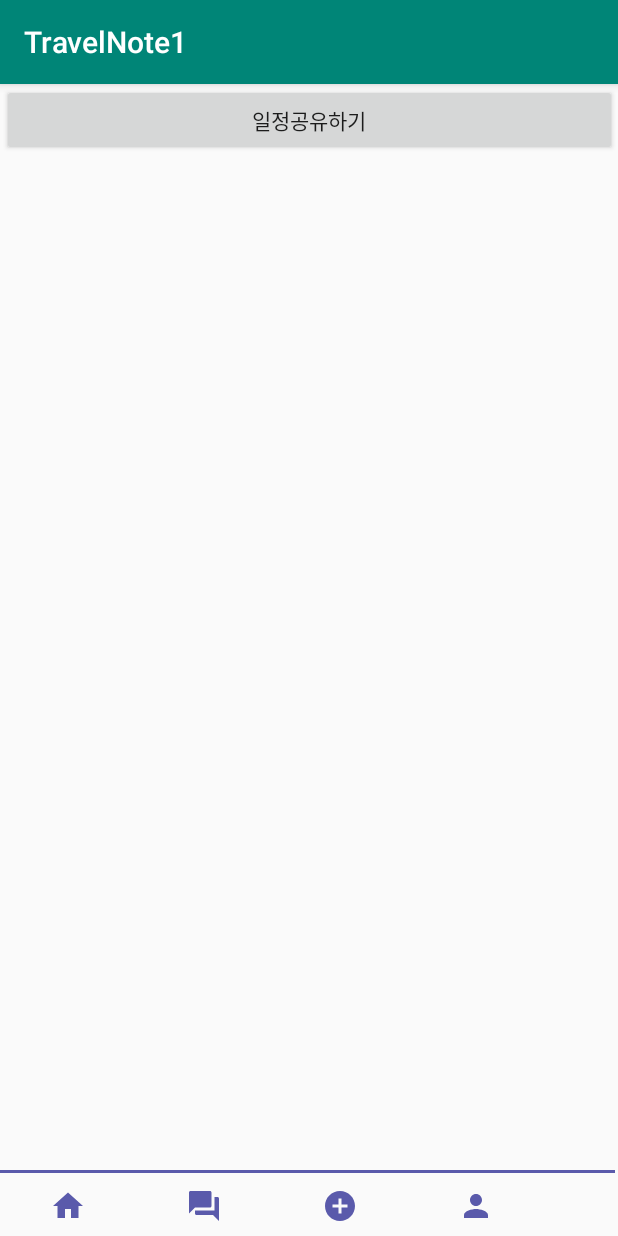
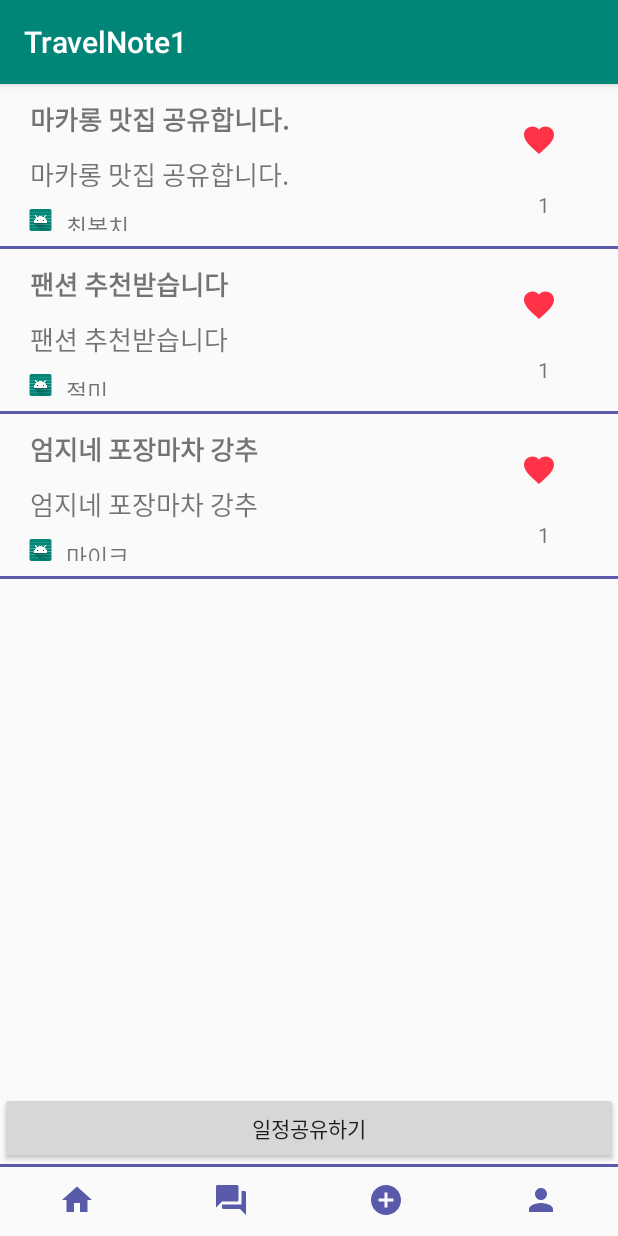
Before and after one commit to jungeun960/TravelNote1, an Android app: the SharedActivity screen opened directly, with no data from a screen before it, on a phone screen of 412 x 824 dp. Run offline under Robolectric (Android 15) with nearby library versions, the phone set to English and light mode, and no system bars.

Commit message:
공유하기 recycleview 생성

```diff
--- a/app/build.gradle
+++ b/app/build.gradle
@@ -27,4 +27,5 @@ dependencies {
     androidTestImplementation 'androidx.test.ext:junit:1.1.1'
     androidTestImplementation 'androidx.test.espresso:espresso-core:3.2.0'
     implementation 'com.beardedhen:androidbootstrap:2.3.2'
+    implementation 'androidx.recyclerview:recyclerview:1.0.0'
 }
--- a/app/src/main/AndroidManifest.xml
+++ b/app/src/main/AndroidManifest.xml
@@ -9,7 +9,8 @@
         android:roundIcon="@mipmap/ic_launcher_round"
         android:supportsRtl="true"
         android:theme="@style/AppTheme">
-        <activity android:name=".Shared1Activity"></activity>
+        <activity android:name=".SharedResultActivity"></activity>
+        <activity android:name=".Shared1Activity" />
         <activity android:name=".ProfileActivity" />
         <activity android:name=".SharedActivity" />
         <activity android:name=".ProfileEditActivity" />
--- /dev/null
+++ b/app/src/main/java/com/example/travelnote1/Share.java
@@ -0,0 +1,47 @@
+package com.example.travelnote1;
+
+public class Share {
+    private int iv_profile; //imageView int 임
+    private String tv_name;
+    private String tv_cotent;
+    private String tv_title;
+
+    public int getIv_profile() {
+        return iv_profile;
+    }
+
+    public void setIv_profile(int iv_profile) {
+        this.iv_profile = iv_profile;
+    }
+
+    public String getTv_name() {
+        return tv_name;
+    }
+
+    public void setTv_name(String tv_name) {
+        this.tv_name = tv_name;
+    }
+
+    public String getTv_cotent() {
+        return tv_cotent;
+    }
+
+    public void setTv_cotent(String tv_cotent) {
+        this.tv_cotent = tv_cotent;
+    }
+
+    public String getTv_title() {
+        return tv_title;
+    }
+
+    public void setTv_title(String tv_title) {
+        this.tv_title = tv_title;
+    }
+
+    public Share(int iv_profile, String tv_name, String tv_cotent, String tv_title) {
+        this.iv_profile = iv_profile;
+        this.tv_name = tv_name;
+        this.tv_cotent = tv_cotent;
+        this.tv_title = tv_title;
+    }
+}
--- /dev/null
+++ b/app/src/main/java/com/example/travelnote1/ShareAdapter.java
@@ -0,0 +1,99 @@
+package com.example.travelnote1;
+
+import android.view.LayoutInflater;
+import android.view.View;
+import android.view.ViewGroup;
+import android.widget.ImageView;
+import android.widget.TextView;
+import android.widget.Toast;
+
+import androidx.annotation.NonNull;
+import androidx.recyclerview.widget.RecyclerView;
+
+import java.util.ArrayList;
+
+public class ShareAdapter extends RecyclerView.Adapter<ShareAdapter.CustomViewHolder> {
+    // 어뎁터 구현 시 필수 생성 메서드
+    //onCreateViewHolder() : 뷰홀더 객체 생성.
+    //onBindViewHolder() : 데이터를 뷰홀더에 바인딩.
+    //getItemCount() : 전체 아이템 갯수 리턴.
+
+    //어댑터에 들어갈 list
+    private ArrayList<Share> arrayList;
+
+    public ShareAdapter(ArrayList<Share> arrayList){
+        // 생성자에서 데이터 리스트 객체를 전달받음.
+        this.arrayList = arrayList;
+    }
+    @NonNull
+    @Override
+    public ShareAdapter.CustomViewHolder onCreateViewHolder(@NonNull ViewGroup parent, int viewType) {
+        // viewType 형태의 아이템 뷰를 위한 뷰홀더 객체 생성하여 리턴
+        View view = LayoutInflater.from(parent.getContext()).inflate(R.layout.item_list,parent, false);
+        CustomViewHolder holder = new CustomViewHolder(view);
+        return holder;
+    }
+
+    @Override
+    public void onBindViewHolder(@NonNull final ShareAdapter.CustomViewHolder holder, int position) {
+        // position에 해당하는 데이터를 뷰홀더의 아이템뷰에 표시.
+
+        holder.iv_profile.setImageResource(arrayList.get(position).getIv_profile()); // 이미지 가져오기
+        holder.tv_name.setText(arrayList.get(position).getTv_name()); // 이름 가져오기
+        holder.tv_content.setText(arrayList.get(position).getTv_cotent()); // 내용 가져오기
+        holder.tv_title.setText(arrayList.get(position).getTv_cotent());
+
+        holder.itemView.setTag(position);
+        holder.itemView.setOnClickListener(new View.OnClickListener() {
+            // 아이템 클릭시
+            @Override
+            public void onClick(View v) {
+                String curName = holder.tv_name.getText().toString();
+                Toast.makeText(v.getContext(),curName,Toast.LENGTH_SHORT).show(); // 토스트 메세지 보내기
+            }
+        });
+
+        holder.itemView.setOnLongClickListener(new View.OnLongClickListener() {
+            //아이템 길게 클릭시
+            @Override
+            public boolean onLongClick(View v) {
+                remove(holder.getAdapterPosition()); // 제거
+                return true;
+            }
+        });
+    }
+
+    @Override
+    public int getItemCount() {
+        // 전체 아이템 갯수 리턴.
+        return (null != arrayList ? arrayList.size() : 0);
+    }
+
+    public void remove(int position){
+        // 삭제
+        try{
+            arrayList.remove(position); // arrayList에서 제거
+            notifyItemRemoved(position);// 새로고침해 지워줌
+        }catch (IndexOutOfBoundsException ex){
+            ex.printStackTrace();
+        }
+    }
+
+    public class CustomViewHolder extends RecyclerView.ViewHolder {
+        // 아이템 뷰를 저장하는 뷰홀더 클래스.
+
+        protected ImageView iv_profile;
+        protected TextView tv_name;
+        protected TextView tv_content;
+        protected TextView tv_title;
+
+        public CustomViewHolder(@NonNull View itemView) {
+            super(itemView);
+            // 뷰 객체에 대한 참조. (hold strong reference)
+            this.iv_profile=(ImageView)itemView.findViewById(R.id.iv_profile);
+            this.tv_name=(TextView)itemView.findViewById(R.id.tv_name);
+            this.tv_content=(TextView)itemView.findViewById(R.id.tv_content);
+            this.tv_title=(TextView)itemView.findViewById(R.id.tv_title);
+        }
+    }
+}
--- a/app/src/main/java/com/example/travelnote1/SharedActivity.java
+++ b/app/src/main/java/com/example/travelnote1/SharedActivity.java
@@ -1,6 +1,8 @@
 package com.example.travelnote1;
 
 import androidx.appcompat.app.AppCompatActivity;
+import androidx.recyclerview.widget.LinearLayoutManager;
+import androidx.recyclerview.widget.RecyclerView;
 
 import android.content.Intent;
 import android.os.Bundle;
@@ -8,21 +10,59 @@ import android.view.View;
 import android.widget.Button;
 import android.widget.ImageButton;
 
+import java.util.ArrayList;
+
 public class SharedActivity extends AppCompatActivity {
+
+    private ArrayList<Share> arrayList; // 어댑터에 들어갈 list
+    private ShareAdapter shareAdapter;
+    private RecyclerView recyclerView;
+    private LinearLayoutManager linearLayoutManager;
 
     @Override
     protected void onCreate(Bundle savedInstanceState) {
         super.onCreate(savedInstanceState);
         setContentView(R.layout.activity_shared);
 
-        Button button = (Button)findViewById(R.id.button2);
-        button.setOnClickListener(new View.OnClickListener() {
+        // 리사이클러뷰에 LinearLayoutManager 객체 지정.
+        recyclerView = (RecyclerView)findViewById(R.id.rv);
+        //수평(Horizontal) 방향으로 아이템을 배치
+        linearLayoutManager = new LinearLayoutManager(this);
+        recyclerView.setLayoutManager(linearLayoutManager);
+
+        // 리사이클러뷰에 표시할 데이터 리스트 생성.
+        arrayList = new ArrayList<>();
+
+        // 리사이클러뷰에 mainAdapter 객체 지정.
+        shareAdapter = new ShareAdapter(arrayList);
+        recyclerView.setAdapter(shareAdapter);
+
+        Share mainData1 = new Share(R.mipmap.ic_launcher, "최복치","마카롱 맛집 공유합니다.","파리 3박 4일");
+        Share mainData2 = new Share(R.mipmap.ic_launcher, "절미","팬션 추천받습니다","강릉 여행");
+        Share mainData3 = new Share(R.mipmap.ic_launcher, "마이크","엄지네 포장마차 강추","속초 맛집 추천");
+        arrayList.add(mainData1); // 내용 추가
+        arrayList.add(mainData2);
+        arrayList.add(mainData3);
+        shareAdapter.notifyDataSetChanged();
+
+        Button btn_add = (Button)findViewById(R.id.button2);
+        btn_add.setOnClickListener(new View.OnClickListener() {// 추가 버튼 클릭 시
             @Override
             public void onClick(View v) {
-                Intent intent = new Intent(getApplicationContext(),Shared1Activity.class);
-                startActivity(intent);//ddff
+                Share mainData = new Share(R.mipmap.ic_launcher, "홍홍","우왕","리사이클러뷰");
+                arrayList.add(mainData); // 내용 추가
+                shareAdapter.notifyDataSetChanged(); // 새로고침해 반영
             }
         });
+
+//        Button button = (Button)findViewById(R.id.button2);
+//        button.setOnClickListener(new View.OnClickListener() {
+//            @Override
+//            public void onClick(View v) {
+//                Intent intent = new Intent(getApplicationContext(),Shared1Activity.class);
+//                startActivity(intent);//ddff
+//            }
+//        });
 
         ImageButton button1 = (ImageButton)findViewById(R.id.btn_home);
         button1.setOnClickListener(new View.OnClickListener() {
--- /dev/null
+++ b/app/src/main/java/com/example/travelnote1/SharedResultActivity.java
@@ -0,0 +1,14 @@
+package com.example.travelnote1;
+
+import androidx.appcompat.app.AppCompatActivity;
+
+import android.os.Bundle;
+
+public class SharedResultActivity extends AppCompatActivity {
+
+    @Override
+    protected void onCreate(Bundle savedInstanceState) {
+        super.onCreate(savedInstanceState);
+        setContentView(R.layout.activity_shared_result);
+    }
+}
--- /dev/null
+++ b/app/src/main/res/drawable/ic_favorite_black_24dp.xml
@@ -0,0 +1,5 @@
+<vector android:height="30dp" android:tint="#FF3248"
+    android:viewportHeight="30.0" android:viewportWidth="30.0"
+    android:width="30dp" xmlns:android="http://schemas.android.com/apk/res/android">
+    <path android:fillColor="#FF000000" android:pathData="M12,21.35l-1.45,-1.32C5.4,15.36 2,12.28 2,8.5 2,5.42 4.42,3 7.5,3c1.74,0 3.41,0.81 4.5,2.09C13.09,3.81 14.76,3 16.5,3 19.58,3 22,5.42 22,8.5c0,3.78 -3.4,6.86 -8.55,11.54L12,21.35z"/>
+</vector>
--- a/app/src/main/res/layout/activity_shared.xml
+++ b/app/src/main/res/layout/activity_shared.xml
@@ -1,37 +1,36 @@
 <?xml version="1.0" encoding="utf-8"?>
-<androidx.constraintlayout.widget.ConstraintLayout xmlns:android="http://schemas.android.com/apk/res/android"
+<LinearLayout xmlns:android="http://schemas.android.com/apk/res/android"
     xmlns:app="http://schemas.android.com/apk/res-auto"
     xmlns:tools="http://schemas.android.com/tools"
     android:layout_width="match_parent"
     android:layout_height="match_parent"
-    tools:context=".SharedActivity">
+    android:orientation="vertical"
+    >
 
-    <LinearLayout
-        android:layout_width="410dp"
-        android:layout_height="688dp"
-        android:layout_marginBottom="29dp"
-        android:orientation="vertical"
-        app:layout_constraintBottom_toTopOf="@+id/linearLayout4"
-        app:layout_constraintEnd_toEndOf="parent"
-        app:layout_constraintStart_toStartOf="parent"
-        app:layout_constraintTop_toTopOf="parent"
-        app:layout_constraintVertical_bias="0.0">
+    <!--recyclerview 가 표시될 위치 결정-->
+    <androidx.recyclerview.widget.RecyclerView
+        android:id="@+id/rv"
+        android:layout_width="match_parent"
+        android:layout_height="match_parent"
+        android:layout_weight="1"
+        android:scrollbarFadeDuration="0"
+        android:scrollbarSize="5dp"
+        android:scrollbarThumbVertical="@android:color/darker_gray"
+        android:scrollbars="vertical" />
 
-        <Button
-            android:id="@+id/button2"
-            android:layout_width="match_parent"
-            android:layout_height="wrap_content"
-            android:text="일정공유하기" />
-    </LinearLayout>
+    <Button
+        android:layout_width="match_parent"
+        android:layout_height="wrap_content"
+        android:id="@+id/button2"
+        android:text="일정공유하기"/>
 
     <LinearLayout
         android:id="@+id/linearLayout4"
-        android:layout_width="410dp"
-        android:layout_height="44dp"
+        android:layout_width="match_parent"
+        android:layout_height="wrap_content"
         android:gravity="end"
         android:orientation="vertical"
-        app:layout_constraintBottom_toBottomOf="parent"
-        app:layout_constraintStart_toStartOf="parent">
+        >
 
         <ImageView
             android:layout_width="match_parent"
@@ -42,6 +41,7 @@
             android:layout_width="match_parent"
             android:layout_height="26dp"
             android:layout_marginTop="10dp"
+            android:layout_marginBottom="10dp"
             android:orientation="horizontal">
 
             <ImageButton
@@ -80,13 +80,9 @@
                 app:srcCompat="@drawable/ic_person_black_24dp"
                 tools:ignore="VectorDrawableCompat" />
 
-            <Button
-                android:id="@+id/button"
-                android:layout_width="47dp"
-                android:layout_height="wrap_content"
-                android:background="@android:color/transparent"
-                android:text="" />
         </LinearLayout>
+
     </LinearLayout>
 
-</androidx.constraintlayout.widget.ConstraintLayout>
+
+</LinearLayout>
--- /dev/null
+++ b/app/src/main/res/layout/activity_shared_result.xml
@@ -0,0 +1,9 @@
+<?xml version="1.0" encoding="utf-8"?>
+<androidx.constraintlayout.widget.ConstraintLayout xmlns:android="http://schemas.android.com/apk/res/android"
+    xmlns:app="http://schemas.android.com/apk/res-auto"
+    xmlns:tools="http://schemas.android.com/tools"
+    android:layout_width="match_parent"
+    android:layout_height="match_parent"
+    tools:context=".SharedResultActivity">
+
+</androidx.constraintlayout.widget.ConstraintLayout>
--- /dev/null
+++ b/app/src/main/res/layout/item_list.xml
@@ -0,0 +1,93 @@
+<?xml version="1.0" encoding="utf-8"?>
+<LinearLayout xmlns:android="http://schemas.android.com/apk/res/android"
+    xmlns:app="http://schemas.android.com/apk/res-auto"
+    xmlns:tools="http://schemas.android.com/tools"
+    android:orientation="vertical" android:layout_width="match_parent"
+    android:layout_height="wrap_content">
+
+    <LinearLayout
+        android:layout_width="match_parent"
+        android:layout_height="88dp"
+        android:orientation="horizontal"
+        android:layout_margin="10dp">
+
+        <LinearLayout
+            android:layout_width="0dp"
+            android:layout_height="match_parent"
+            android:layout_weight="8"
+            android:gravity="center_vertical"
+            android:orientation="vertical">
+
+            <TextView
+                android:id="@+id/tv_title"
+                android:layout_width="match_parent"
+                android:layout_height="wrap_content"
+                android:layout_marginLeft="10dp"
+                android:layout_marginBottom="10dp"
+                android:text="파리 3박 4일"
+                android:textSize="17dp"
+                android:textStyle="bold" />
+
+            <TextView
+                android:id="@+id/tv_content"
+                android:layout_width="match_parent"
+                android:layout_height="wrap_content"
+                android:layout_marginLeft="10dp"
+                android:layout_marginBottom="10dp"
+                android:text="마카롱 맛집 추천받습니다"
+                android:textSize="17dp" />
+
+
+            <LinearLayout
+                android:layout_width="match_parent"
+                android:layout_height="match_parent"
+                android:orientation="horizontal">
+
+                <ImageView
+                    android:id="@+id/iv_profile"
+                    android:layout_width="34dp"
+                    android:layout_height="match_parent"
+                    android:src="@mipmap/ic_launcher" />
+
+                <TextView
+                    android:id="@+id/tv_name"
+                    android:layout_width="match_parent"
+                    android:layout_height="wrap_content"
+                    android:text="최복치"
+                    android:textSize="15dp" />
+            </LinearLayout>
+
+        </LinearLayout>
+
+        <LinearLayout
+            android:layout_width="0dp"
+            android:layout_height="match_parent"
+            android:gravity="center_vertical"
+            android:layout_weight="2"
+            android:orientation="vertical">
+
+            <ImageButton
+                android:id="@+id/imageButton"
+                android:layout_width="wrap_content"
+                android:layout_height="wrap_content"
+                android:layout_weight="4"
+                android:layout_gravity="center"
+                android:background="@android:color/transparent"
+                app:srcCompat="@drawable/ic_favorite_black_24dp"
+                tools:ignore="VectorDrawableCompat" />
+
+            <TextView
+                android:id="@+id/textView"
+                android:layout_width="wrap_content"
+                android:layout_height="wrap_content"
+                android:layout_weight="1"
+                android:layout_gravity="center"
+                android:text="1" />
+        </LinearLayout>
+
+    </LinearLayout>
+    <ImageView
+        android:layout_width="match_parent"
+        android:layout_height="2dp"
+        android:src="#5A5AAB"/>
+</LinearLayout>
```
